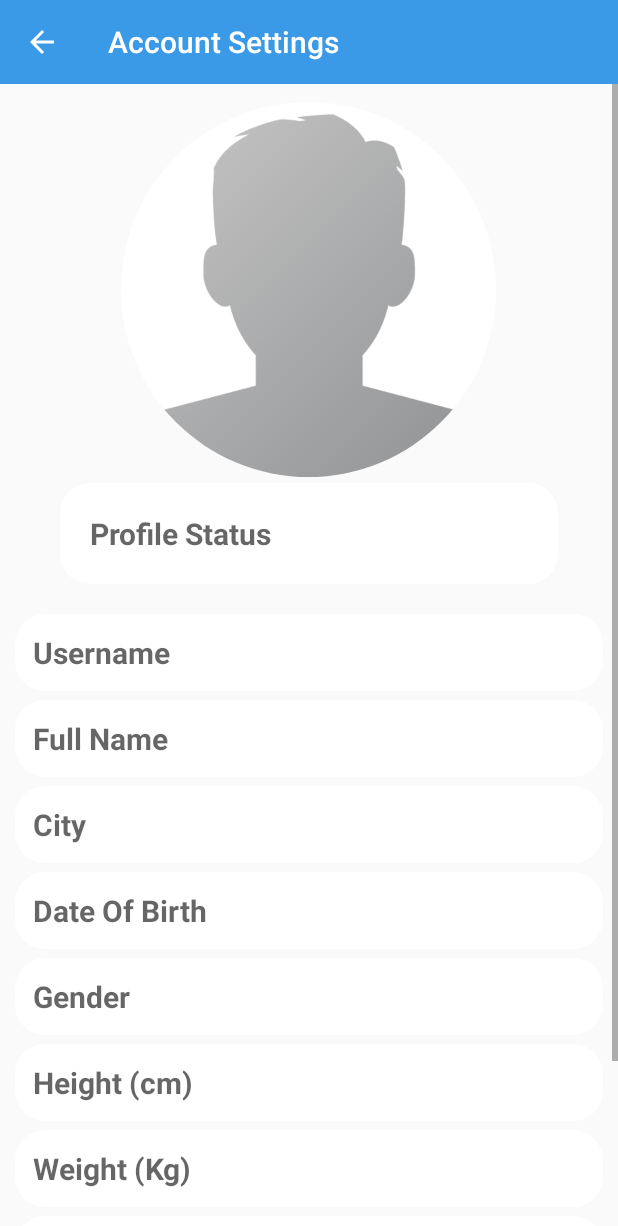
After one commit to Supuna-Kaumada/Pocket-Doctor-Android-App, an Android app: the SettingsActivity screen opened directly, with no data from a screen before it, on a phone screen of 412 x 824 dp. The commit adds this screen. Shown: the top 1226 px of the screen. Run offline under Robolectric (Android 15) with nearby library versions, the phone set to English and light mode, and no system bars; our stand-ins replace CircleImageView, Firebase (no records; nobody signed in at launch, a user with empty details on screens opened directly), Picasso.

Commit message:
User Setings Activity

```diff
--- a/app/build.gradle
+++ b/app/build.gradle
@@ -47,4 +47,5 @@ dependencies {
 
 
 
+
 apply plugin: 'com.google.gms.google-services'
--- a/app/src/main/java/com/uwu/cstgroupproject/pocketdoctor/MainActivity.java
+++ b/app/src/main/java/com/uwu/cstgroupproject/pocketdoctor/MainActivity.java
@@ -294,6 +294,11 @@ public class MainActivity extends AppCompatActivity {
         startActivity(scanIntent);
     }
 
+    private void SendUserToSettingsActivity()
+    {
+        Intent settingsIntent = new Intent(MainActivity.this,SettingsActivity.class);
+        startActivity(settingsIntent);
+    }
 
 
     @Override
@@ -342,7 +347,7 @@ public class MainActivity extends AppCompatActivity {
                 break;
 
             case R.id.nav_settings:
-                Toast.makeText(this,"Settings",Toast.LENGTH_SHORT).show();
+                SendUserToSettingsActivity();
                 break;
 
             case R.id.nav_logout:
--- /dev/null
+++ b/app/src/main/java/com/uwu/cstgroupproject/pocketdoctor/SettingsActivity.java
@@ -0,0 +1,99 @@
+package com.uwu.cstgroupproject.pocketdoctor;
+
+import android.app.AlertDialog;
+import android.support.v7.app.AppCompatActivity;
+import android.os.Bundle;
+import android.support.v7.widget.Toolbar;
+import android.widget.Button;
+import android.widget.EditText;
+
+import com.google.firebase.auth.FirebaseAuth;
+import com.google.firebase.database.DataSnapshot;
+import com.google.firebase.database.DatabaseError;
+import com.google.firebase.database.DatabaseReference;
+import com.google.firebase.database.FirebaseDatabase;
+import com.google.firebase.database.ValueEventListener;
+import com.squareup.picasso.Picasso;
+
+import de.hdodenhof.circleimageview.CircleImageView;
+
+public class SettingsActivity extends AppCompatActivity
+{
+    private Toolbar mToolbar;
+
+    private EditText status,username,fullname,city,dob,gender,height,weight,bloodgroup;
+    private Button UpdateAccountSettigs;
+    private CircleImageView userprofileimage;
+
+    private DatabaseReference SettingsuserRef;
+    private FirebaseAuth mAuth;
+
+    private String currentUserId;
+
+    @Override
+    protected void onCreate(Bundle savedInstanceState)
+    {
+        super.onCreate(savedInstanceState);
+        setContentView(R.layout.activity_settings);
+
+        mAuth = FirebaseAuth.getInstance();
+        currentUserId = mAuth.getCurrentUser().getUid();
+        SettingsuserRef = FirebaseDatabase.getInstance().getReference().child("Users").child(currentUserId);
+
+        mToolbar = (Toolbar)findViewById(R.id.settings_toolbar);
+        setSupportActionBar(mToolbar);
+        getSupportActionBar().setTitle("Account Settings");
+        getSupportActionBar().setDisplayHomeAsUpEnabled(true);
+
+        status = (EditText)findViewById(R.id.settings_status);
+        username = (EditText)findViewById(R.id.settings_profile_username);
+        fullname = (EditText)findViewById(R.id.settings_profile_fullname);
+        city = (EditText)findViewById(R.id.settings_profile_city);
+        dob = (EditText)findViewById(R.id.settings_dob);
+        gender = (EditText)findViewById(R.id.settings_gender);
+        height = (EditText)findViewById(R.id.settings_height);
+        weight = (EditText)findViewById(R.id.settings_weight);
+        bloodgroup =  (EditText)findViewById(R.id.settings_bloodgroup);
+        userprofileimage = (CircleImageView)findViewById(R.id.settings_profile_image);
+
+        UpdateAccountSettigs = (Button)findViewById(R.id.update_account_settings_button);
+
+        SettingsuserRef.addValueEventListener(new ValueEventListener() {
+            @Override
+            public void onDataChange(DataSnapshot dataSnapshot)
+            {
+                if(dataSnapshot.exists())
+                {
+                    String usrprofileimage = dataSnapshot.child("profileimage").getValue().toString();
+                    String usrstatus = dataSnapshot.child("status").getValue().toString();
+                    String usrusername = dataSnapshot.child("username").getValue().toString();
+                    String usrfullname = dataSnapshot.child("fullname").getValue().toString();
+                    String usrcity = dataSnapshot.child("city").getValue().toString();
+                    String usrdob = dataSnapshot.child("dob").getValue().toString();
+                    String usrgender = dataSnapshot.child("gender").getValue().toString();
+                    String usrheight = dataSnapshot.child("height").getValue().toString();
+                    String usrweight = dataSnapshot.child("weight").getValue().toString();
+                    String userbloodgoup = dataSnapshot.child("bloodgoup").getValue().toString();
+
+                    Picasso.with(SettingsActivity.this).load(usrprofileimage).placeholder(R.drawable.profile).into(userprofileimage);
+                    status.setText(usrstatus);
+                    username.setText(usrusername);
+                    fullname.setText(usrfullname);
+                    city.setText(usrcity);
+                    dob.setText(usrdob);
+                    gender.setText(usrgender);
+                    height.setText(usrheight);
+                    weight.setText(usrweight);
+                    bloodgroup.setText(userbloodgoup);
+                }
+
+            }
+
+            @Override
+            public void onCancelled(DatabaseError databaseError) {
+
+            }
+        });
+
+    }
+}
--- a/app/src/main/java/com/uwu/cstgroupproject/pocketdoctor/SetupActivity.java
+++ b/app/src/main/java/com/uwu/cstgroupproject/pocketdoctor/SetupActivity.java
@@ -225,6 +225,10 @@ public class SetupActivity extends AppCompatActivity {
             userMap.put("city",city);
             userMap.put("dob","");
             userMap.put("gender","none");
+            userMap.put("status","Hello I'm using Pocket Doctor !");
+            userMap.put("height","");
+            userMap.put("weight","");
+            userMap.put("bloodgoup","");
 
             usersRef.updateChildren(userMap).addOnCompleteListener(new OnCompleteListener() {
                 @Override
--- /dev/null
+++ b/app/src/main/res/layout/activity_settings.xml
@@ -0,0 +1,186 @@
+<?xml version="1.0" encoding="utf-8"?>
+<RelativeLayout xmlns:android="http://schemas.android.com/apk/res/android"
+    xmlns:app="http://schemas.android.com/apk/res-auto"
+    xmlns:tools="http://schemas.android.com/tools"
+    android:layout_width="match_parent"
+    android:layout_height="match_parent"
+    tools:context="com.uwu.cstgroupproject.pocketdoctor.SettingsActivity">
+
+    <include
+        android:id="@+id/settings_toolbar"
+        layout="@layout/app_bar_layout">
+    </include>
+
+    <ScrollView
+        android:layout_width="match_parent"
+        android:layout_height="match_parent"
+        android:layout_alignParentLeft="true"
+        android:layout_alignParentStart="true"
+        android:layout_below="@+id/settings_toolbar">
+
+        <RelativeLayout
+            android:layout_width="match_parent"
+            android:layout_height="wrap_content">
+
+            <de.hdodenhof.circleimageview.CircleImageView
+                android:id="@+id/settings_profile_image"
+                android:layout_width="250dp"
+                android:layout_height="250dp"
+                android:layout_alignParentTop="true"
+                android:layout_centerHorizontal="true"
+                android:layout_marginTop="12dp"
+                android:src="@drawable/profile" />
+
+            <EditText
+                android:id="@+id/settings_status"
+                android:layout_width="match_parent"
+                android:layout_height="wrap_content"
+                android:layout_below="@id/settings_profile_image"
+                android:layout_marginLeft="40dp"
+                android:layout_marginRight="40dp"
+                android:layout_marginTop="4dp"
+                android:background="@drawable/inputs"
+                android:hint="Profile Status"
+                android:padding="20dp"
+                android:textColor="@color/colorPrimaryDark"
+                android:textSize="20sp"
+                android:textStyle="bold" />
+
+            <EditText
+                android:id="@+id/settings_profile_username"
+                android:layout_width="match_parent"
+                android:layout_height="wrap_content"
+                android:layout_below="@id/settings_status"
+                android:layout_marginLeft="10dp"
+                android:layout_marginRight="10dp"
+                android:layout_marginTop="20dp"
+                android:background="@drawable/inputs"
+                android:hint="Username"
+                android:padding="12dp"
+                android:textColor="@color/colorPrimaryDark"
+                android:textSize="20sp"
+                android:textStyle="bold" />
+
+            <EditText
+                android:id="@+id/settings_profile_fullname"
+                android:layout_width="match_parent"
+                android:layout_height="wrap_content"
+                android:layout_below="@id/settings_profile_username"
+                android:layout_marginLeft="10dp"
+                android:layout_marginRight="10dp"
+                android:layout_marginTop="6dp"
+                android:background="@drawable/inputs"
+                android:hint="Full Name"
+                android:padding="12dp"
+                android:textColor="@color/colorPrimaryDark"
+                android:textSize="20sp"
+                android:textStyle="bold" />
+
+            <EditText
+                android:id="@+id/settings_profile_city"
+                android:layout_width="match_parent"
+                android:layout_height="wrap_content"
+                android:layout_below="@id/settings_profile_fullname"
+                android:layout_marginLeft="10dp"
+                android:layout_marginRight="10dp"
+                android:layout_marginTop="6dp"
+                android:background="@drawable/inputs"
+                android:hint="City"
+                android:padding="12dp"
+                android:textColor="@color/colorPrimaryDark"
+                android:textSize="20sp"
+                android:textStyle="bold" />
+
+
+            <EditText
+                android:id="@+id/settings_dob"
+                android:layout_width="match_parent"
+                android:layout_height="wrap_content"
+                android:layout_below="@id/settings_profile_city"
+                android:layout_marginLeft="10dp"
+                android:layout_marginRight="10dp"
+                android:layout_marginTop="6dp"
+                android:background="@drawable/inputs"
+                android:hint="Date Of Birth"
+                android:padding="12dp"
+                android:textColor="@color/colorPrimaryDark"
+                android:textSize="20sp"
+                android:textStyle="bold" />
+
+            <EditText
+                android:id="@+id/settings_gender"
+                android:layout_width="match_parent"
+                android:layout_height="wrap_content"
+                android:layout_below="@id/settings_dob"
+                android:layout_marginLeft="10dp"
+                android:layout_marginRight="10dp"
+                android:layout_marginTop="6dp"
+                android:background="@drawable/inputs"
+                android:hint="Gender"
+                android:padding="12dp"
+                android:textColor="@color/colorPrimaryDark"
+                android:textSize="20sp"
+                android:textStyle="bold" />
+
+            <EditText
+                android:id="@+id/settings_height"
+                android:layout_width="match_parent"
+                android:layout_height="wrap_content"
+                android:layout_below="@id/settings_gender"
+                android:layout_marginLeft="10dp"
+                android:layout_marginRight="10dp"
+                android:layout_marginTop="6dp"
+                android:background="@drawable/inputs"
+                android:hint="Height (cm)"
+                android:padding="12dp"
+                android:textColor="@color/colorPrimaryDark"
+                android:textSize="20sp"
+                android:textStyle="bold" />
+
+            <EditText
+                android:id="@+id/settings_weight"
+                android:layout_width="match_parent"
+                android:layout_height="wrap_content"
+                android:layout_below="@id/settings_height"
+                android:layout_marginLeft="10dp"
+                android:layout_marginRight="10dp"
+                android:layout_marginTop="6dp"
+                android:background="@drawable/inputs"
+                android:hint="Weight (Kg)"
+                android:padding="12dp"
+                android:textColor="@color/colorPrimaryDark"
+                android:textSize="20sp"
+                android:textStyle="bold" />
+
+            <EditText
+                android:id="@+id/settings_bloodgroup"
+                android:layout_width="match_parent"
+                android:layout_height="wrap_content"
+                android:layout_below="@id/settings_weight"
+                android:layout_marginLeft="10dp"
+                android:layout_marginRight="10dp"
+                android:layout_marginTop="6dp"
+                android:background="@drawable/inputs"
+                android:hint="Blood Group"
+                android:padding="12dp"
+                android:textColor="@color/colorPrimaryDark"
+                android:textSize="20sp"
+                android:textStyle="bold" />
+
+            <Button
+                android:id="@+id/update_account_settings_button"
+                android:layout_width="match_parent"
+                android:layout_height="60dp"
+                android:layout_below="@id/settings_bloodgroup"
+                android:text="Update Account Settings"
+                android:layout_margin="20dp"
+                android:background="@drawable/button"
+                android:textColor="@color/colorAccent"
+                android:textSize="20sp"
+                android:textStyle="bold"
+                android:textAllCaps="false"/>
+
+        </RelativeLayout>
+    </ScrollView>
+
+</RelativeLayout>
```
Also changed, not shown: app/src/main/AndroidManifest.xml (+6 -2 lines).
